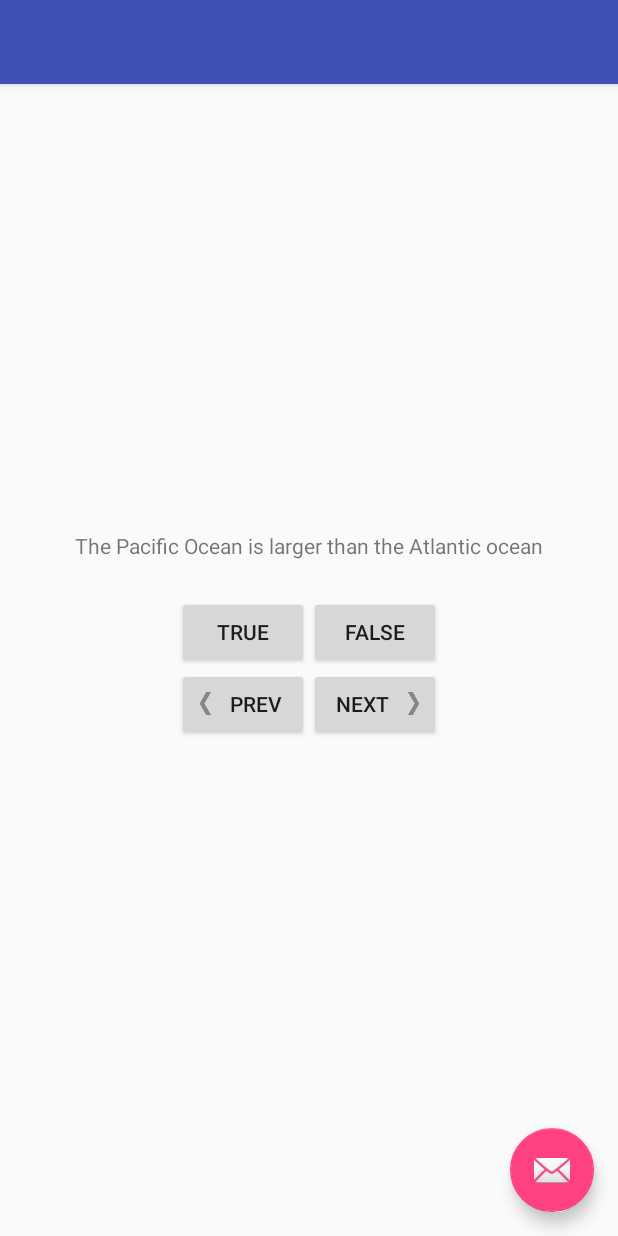
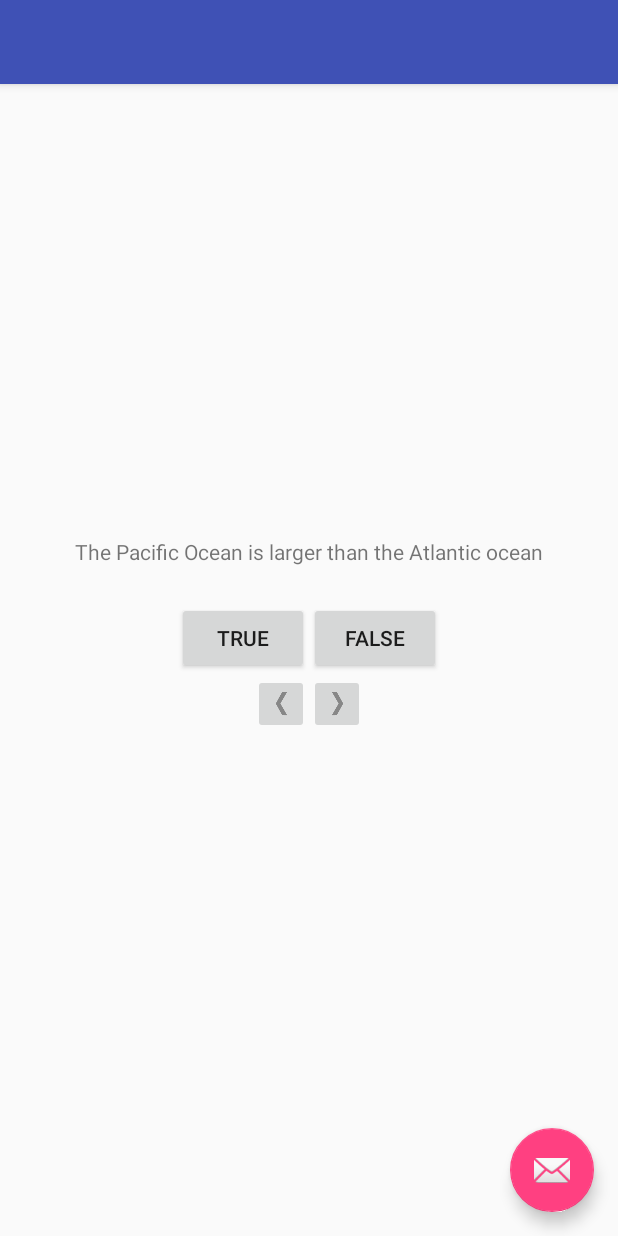
Before and after one commit to luispedraza/big_nerd_android, an Android app: the screen it shows after launch (QuizActivity), on a phone screen of 412 x 824 dp. Run offline under Robolectric (Android 15) with nearby library versions, the phone set to English and light mode, and no system bars.

Commit message:
third challenge finished

```diff
--- a/GeoQuiz/app/src/main/java/es/luispedraza/geoquiz/QuizActivity.java
+++ b/GeoQuiz/app/src/main/java/es/luispedraza/geoquiz/QuizActivity.java
@@ -7,6 +7,7 @@ import android.view.Menu;
 import android.view.MenuItem;
 import android.view.View;
 import android.widget.Button;
+import android.widget.ImageButton;
 import android.widget.TextView;
 import android.widget.Toast;
 
@@ -24,8 +25,8 @@ public class QuizActivity extends AppCompatActivity {
 
     private Button mTrueButton;
     private Button mFalseButton;
-    private Button mNextButton;
-    private Button mPrevButton;
+    private ImageButton mNextButton;
+    private ImageButton mPrevButton;
     private TextView mQuestionTextView;
     private int mCurrentIndex = 0;
 
@@ -40,9 +41,9 @@ public class QuizActivity extends AppCompatActivity {
 
         mTrueButton = (Button) findViewById(R.id.true_button);
         mFalseButton = (Button) findViewById(R.id.false_button);
-        mNextButton = (Button) findViewById(R.id.next_button);
+        mNextButton = (ImageButton) findViewById(R.id.next_button);
         mNextButton.setTag(1);
-        mPrevButton = (Button) findViewById(R.id.prev_button);
+        mPrevButton = (ImageButton) findViewById(R.id.prev_button);
         mPrevButton.setTag(-1);
         mQuestionTextView = (TextView) findViewById(R.id.question_text_view);
 
--- a/GeoQuiz/app/src/main/res/layout/content_quiz.xml
+++ b/GeoQuiz/app/src/main/res/layout/content_quiz.xml
@@ -46,18 +46,14 @@
         android:layout_width="wrap_content"
         android:layout_height="wrap_content"
         android:orientation="horizontal">
-        <Button
+        <ImageButton
             android:id="@+id/prev_button"
-            android:text="@string/prev_button"
-            android:drawableLeft="@mipmap/arrow_left"
-            android:drawablePadding="4dp"
+            android:src="@mipmap/arrow_left"
             android:layout_width="wrap_content"
             android:layout_height="wrap_content"/>
-        <Button
+        <ImageButton
             android:id="@+id/next_button"
-            android:text="@string/next_button"
-            android:drawableRight="@mipmap/arrow_right"
-            android:drawablePadding="4dp"
+            android:src="@mipmap/arrow_right"
             android:layout_width="wrap_content"
             android:layout_height="wrap_content"/>
 
```
